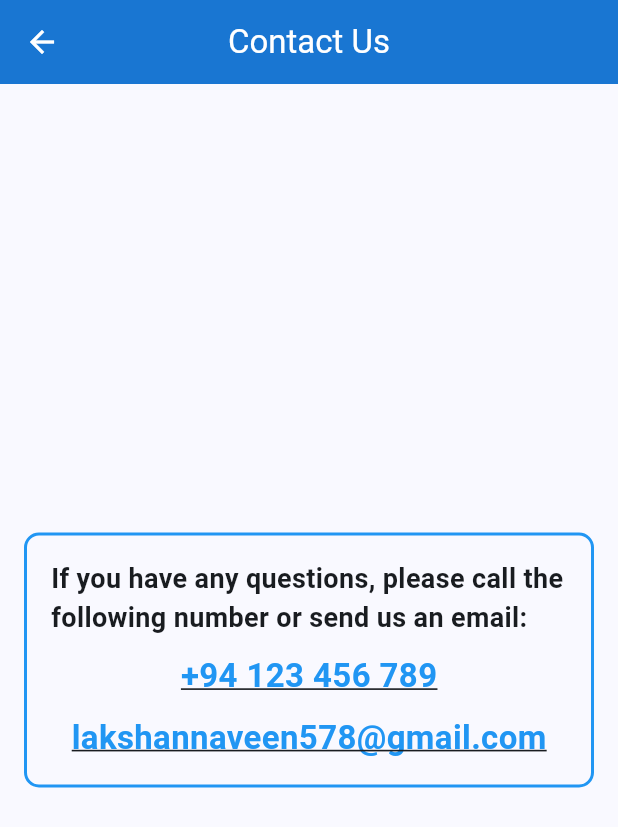
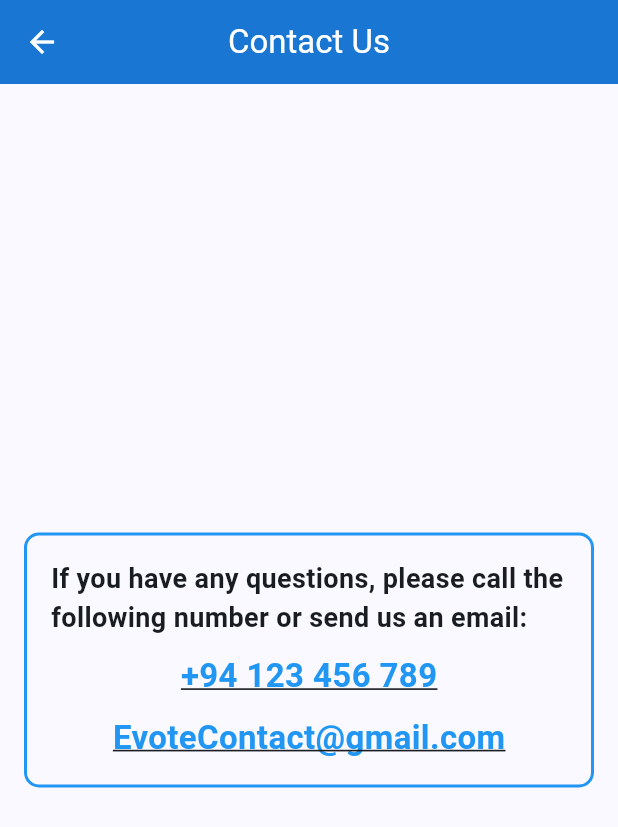
Before and after one commit to lakshannaveen/evotemobile, a Flutter app: the ContactUsPage screen opened by its route, on a phone screen of 412 x 824 dp. Shown: the top 827 px of the screen. Run offline on Flutter 3.47's test engine with Material 3 defaults, Android fonts, the light colour scheme and no system bars; our stand-ins replace cloud_firestore, file_picker, firebase_core; missing offline and left inert: bcrypt, dart_jsonwebtoken; accounts and stored records are empty.

Commit message:
Update contact_us.dart

```diff
--- a/lib/pages/contact_us.dart
+++ b/lib/pages/contact_us.dart
@@ -31,7 +31,7 @@ class ContactUsPage extends StatelessWidget {
     const String phoneNumber =
         '+94 123 456 789'; // Replace with any contact number
     const String email =
-        'lakshannaveen578@gmail.com'; // Replace with any contact email
+        'EvoteContact@gmail.com'; // Replace with any contact email
 
     return Scaffold(
       appBar: AppBar(
```
